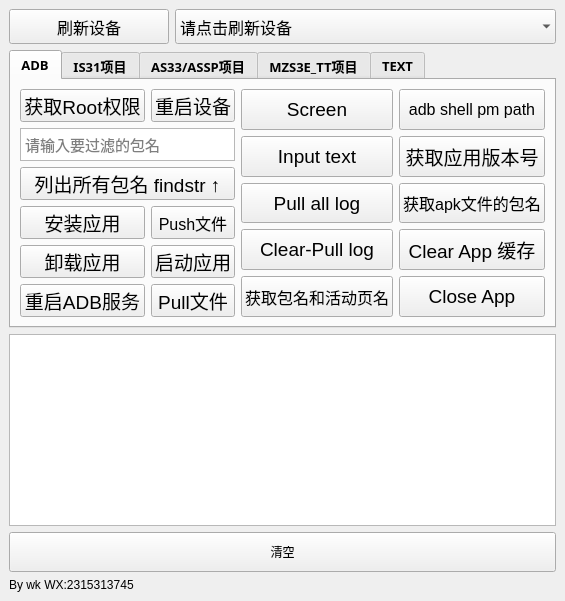
wangke956/ADBTools, file adbtool.ui: the form before one commit.
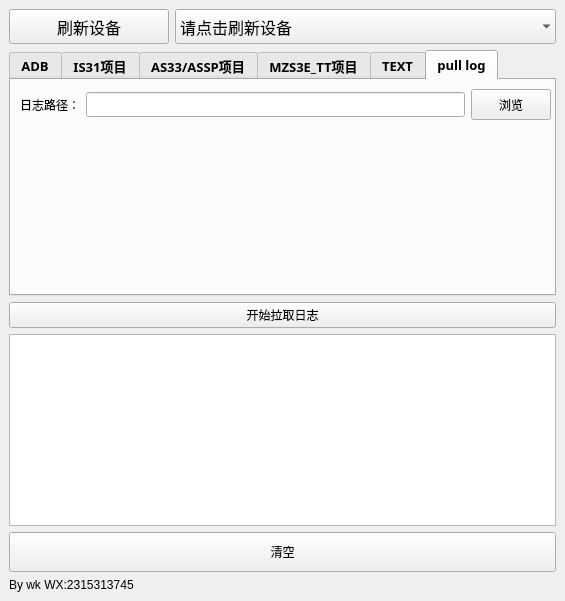
The form after the commit.

Commit message: 添加拉取日志功能

What changed in the file:
```diff
--- a/adbtool.ui
+++ b/adbtool.ui
@@ -188,7 +188,7 @@
        <string notr="true"/>
       </property>
       <property name="currentIndex">
-       <number>0</number>
+       <number>5</number>
       </property>
       <property name="iconSize">
        <size>
@@ -1096,6 +1096,72 @@
         </item>
        </layout>
       </widget>
+      <widget class="QWidget" name="pul_log">
+       <attribute name="title">
+        <string>pull log</string>
+       </attribute>
+       <widget class="QWidget" name="">
+        <property name="geometry">
+         <rect>
+          <x>9</x>
+          <y>9</y>
+          <width>531</width>
+          <height>31</height>
+         </rect>
+        </property>
+        <layout class="QHBoxLayout" name="horizontalLayout">
+         <item>
+          <widget class="QLabel" name="label_log_path">
+           <property name="minimumSize">
+            <size>
+             <width>0</width>
+             <height>25</height>
+            </size>
+           </property>
+           <property name="text">
+            <string>日志路径：</string>
+           </property>
+          </widget>
+         </item>
+         <item>
+          <widget class="QLineEdit" name="inputbox_log_path">
+           <property name="minimumSize">
+            <size>
+             <width>0</width>
+             <height>25</height>
+            </size>
+           </property>
+          </widget>
+         </item>
+         <item>
+          <widget class="QPushButton" name="browse_log_save_path_button">
+           <property name="sizePolicy">
+            <sizepolicy hsizetype="Minimum" vsizetype="Minimum">
+             <horstretch>0</horstretch>
+             <verstretch>0</verstretch>
+            </sizepolicy>
+           </property>
+           <property name="minimumSize">
+            <size>
+             <width>50</width>
+             <height>25</height>
+            </size>
+           </property>
+           <property name="text">
+            <string>浏览</string>
+           </property>
+          </widget>
+         </item>
+        </layout>
+       </widget>
+      </widget>
+     </widget>
+    </item>
+    <item>
+     <widget class="QPushButton" name="pull_log_button">
+      <property name="text">
+       <string>开始拉取日志</string>
+      </property>
      </widget>
     </item>
     <item>
```
The commit also changes 4 other files.
